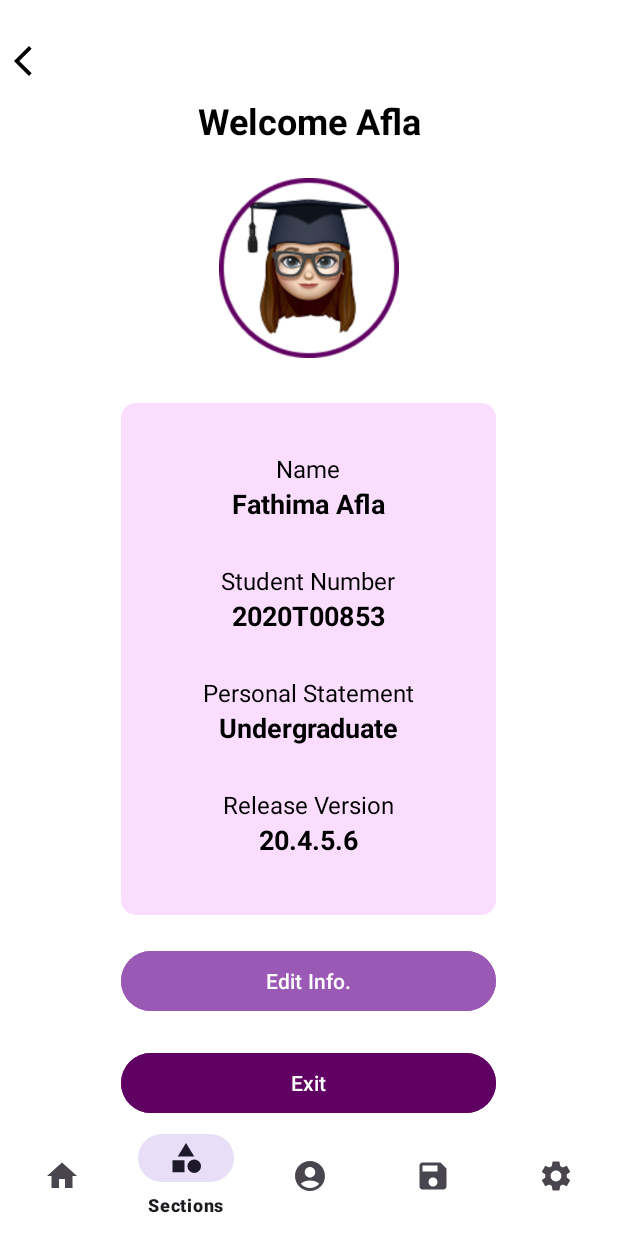
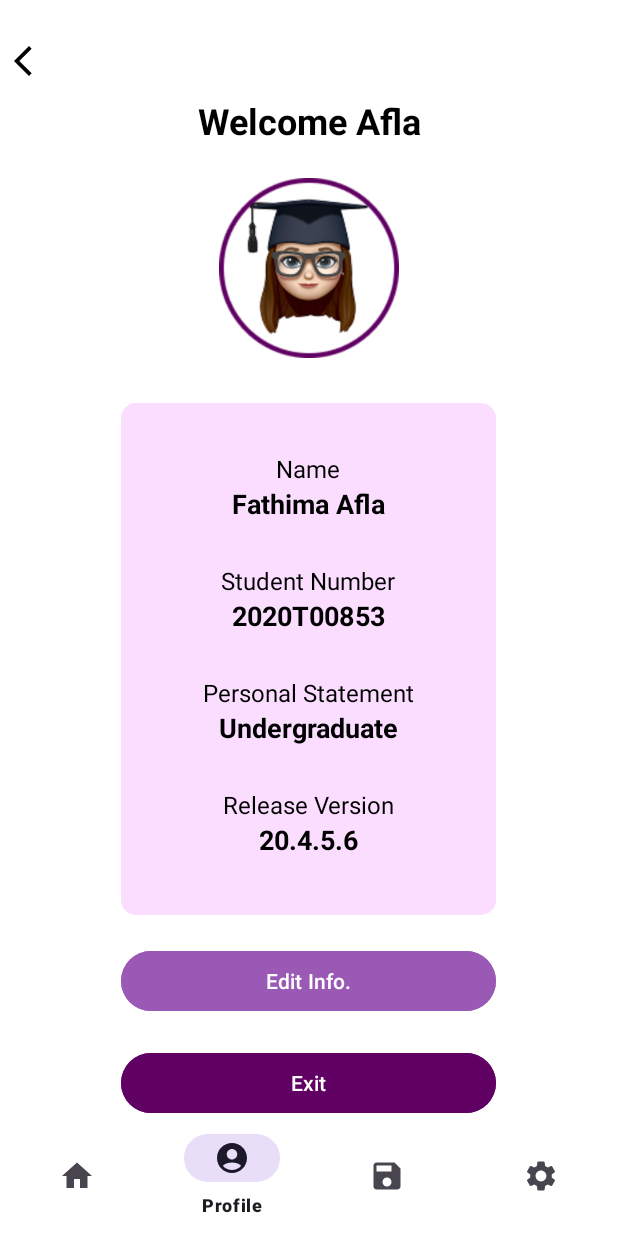
Before and after one commit to afla-Dev/fot-newsroom, an Android app: the UserProfileActivity screen opened directly, with no data from a screen before it, item 2 of the bottom bar chosen, on a phone screen of 412 x 824 dp. Run offline under Robolectric (Android 15) with nearby library versions, the phone set to English and light mode, and no system bars.

Commit message:
removed icons from bottom navigation

```diff
--- a/app/src/main/java/com/bmi/fotnewsapp/NewsCategoriesActivity.java
+++ b/app/src/main/java/com/bmi/fotnewsapp/NewsCategoriesActivity.java
@@ -24,9 +24,6 @@ public class NewsCategoriesActivity extends AppCompatActivity {
                 int id = item.getItemId();
                 if (id == R.id.nav_home) {
                     // Already here
-                    return true;
-                } else if (id == R.id.nav_sections) {
-                    // Handle sections click
                     return true;
                 } else if (id == R.id.nav_search) {
                     startActivity(new Intent(NewsCategoriesActivity.this, SettingsActivity.class));
--- a/app/src/main/java/com/bmi/fotnewsapp/UserProfileActivity.java
+++ b/app/src/main/java/com/bmi/fotnewsapp/UserProfileActivity.java
@@ -85,9 +85,7 @@ public class UserProfileActivity extends AppCompatActivity {
                 startActivity(new Intent(this, NewsCategoriesActivity.class));
                 finish();
                 return true;
-            } else if (id == R.id.nav_sections) {
 
-                return true;
             } else if (id == R.id.nav_search) {
                 startActivity(new Intent(this, SettingsActivity.class));
                 finish();
--- a/app/src/main/res/menu/bottom_nav_menu.xml
+++ b/app/src/main/res/menu/bottom_nav_menu.xml
@@ -4,10 +4,6 @@
         android:id="@+id/nav_home"
         android:icon="@drawable/baseline_home_24"
         android:title="Home"/>
-    <item
-        android:id="@+id/nav_sections"
-        android:icon="@drawable/baseline_category_24"
-        android:title="Sections"/>
     <item
         android:id="@+id/nav_profile"
         android:icon="@drawable/baseline_account_circle_24"
```
